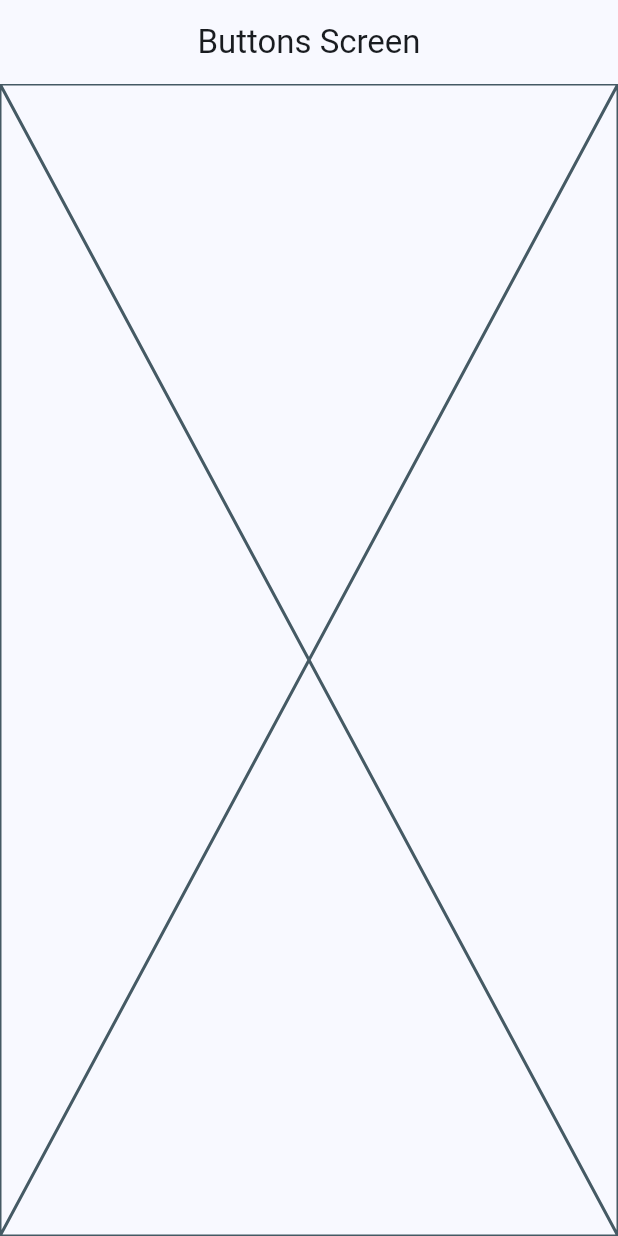
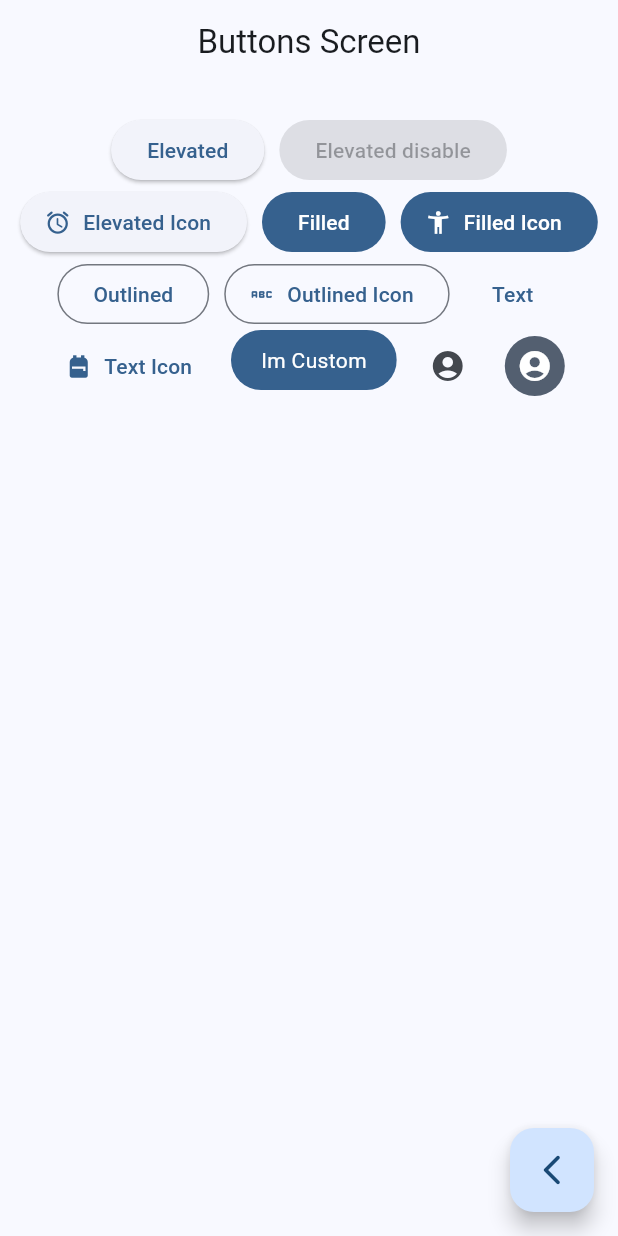
Before and after one commit to dportilla/widgets_app, a Flutter app: the ButtonsScreen screen opened by its route, on a phone screen of 412 x 824 dp. Run offline on Flutter 3.47's test engine with Material 2 defaults, Android fonts, the phone set to English and light mode, and no system bars; our stand-ins replace go_router.

Commit message:
button screen finished

```diff
--- a/lib/presentation/screens/buttons/buttons_screen.dart
+++ b/lib/presentation/screens/buttons/buttons_screen.dart
@@ -1,4 +1,5 @@
 import 'package:flutter/material.dart';
+import 'package:go_router/go_router.dart';
 
 class ButtonsScreen extends StatelessWidget {
 
@@ -12,7 +13,82 @@ class ButtonsScreen extends StatelessWidget {
       appBar: AppBar(
         title: const Text('Buttons Screen'),
       ),
-      body: const Placeholder(),
+      body: const _ButtonsView(),
+      floatingActionButton: FloatingActionButton(
+        child: const Icon(Icons.arrow_back_ios_new_rounded),
+        onPressed: () {
+          context.pop();
+        },
+      )
     );
   }
 }
+
+class _ButtonsView extends StatelessWidget {
+  const _ButtonsView();
+
+  @override
+  Widget build(BuildContext context) {
+
+    final colors = Theme.of(context).colorScheme;
+
+    return SizedBox(
+      width: double.infinity,
+      child: Padding(
+        padding: const EdgeInsets.symmetric(horizontal: 10, vertical: 20),
+        child: Wrap(
+          spacing: 10,
+          alignment: WrapAlignment.center,
+          children: [
+            ElevatedButton(onPressed: () {}, child: const Text('Elevated')),
+            const ElevatedButton(onPressed: null, child: Text('Elevated disable')),
+
+            ElevatedButton.icon(onPressed: () {}, icon: const Icon(Icons.access_alarm_rounded), label: const Text('Elevated Icon')),
+
+            FilledButton(onPressed: () {}, child: const Text('Filled')),
+            FilledButton.icon(onPressed: () {}, icon: const Icon(Icons.accessibility_new), label: const Text('Filled Icon')),
+
+            OutlinedButton(onPressed: () {}, child: const Text('Outlined')),
+            OutlinedButton.icon(onPressed: () {}, icon: const Icon(Icons.abc_rounded), label: const Text('Outlined Icon')),
+
+            TextButton(onPressed: () {}, child: const Text('Text')),
+            TextButton.icon(onPressed: () {}, icon: const Icon(Icons.backpack), label: const Text('Text Icon')),
+
+            // Custom Buttons
+            const CustomButtons(),
+
+            IconButton(onPressed: () {}, icon: const Icon(Icons.account_circle)),
+            IconButton(onPressed: () {}, icon: const Icon(Icons.account_circle), style: ButtonStyle(
+              backgroundColor: MaterialStatePropertyAll(colors.secondary),
+              iconColor: const MaterialStatePropertyAll(Colors.white),
+            ),),
+          ],
+        ),
+      ),
+    );
+  }
+}
+
+class CustomButtons extends StatelessWidget {
+  const CustomButtons({super.key});
+
+  @override
+  Widget build(BuildContext context) {
+
+    final colors = Theme.of(context).colorScheme;
+
+    return ClipRRect(
+      borderRadius: BorderRadius.circular(20),
+      child: Material(
+        color: colors.primary,
+        child: InkWell(
+          onTap: () {},
+          child: const Padding(
+            padding: EdgeInsets.symmetric(horizontal: 20, vertical: 10),
+            child: Text('Im Custom', style: TextStyle(color: Colors.white),)
+            ),
+        ),
+      ),
+    );
+  }
+}
```
